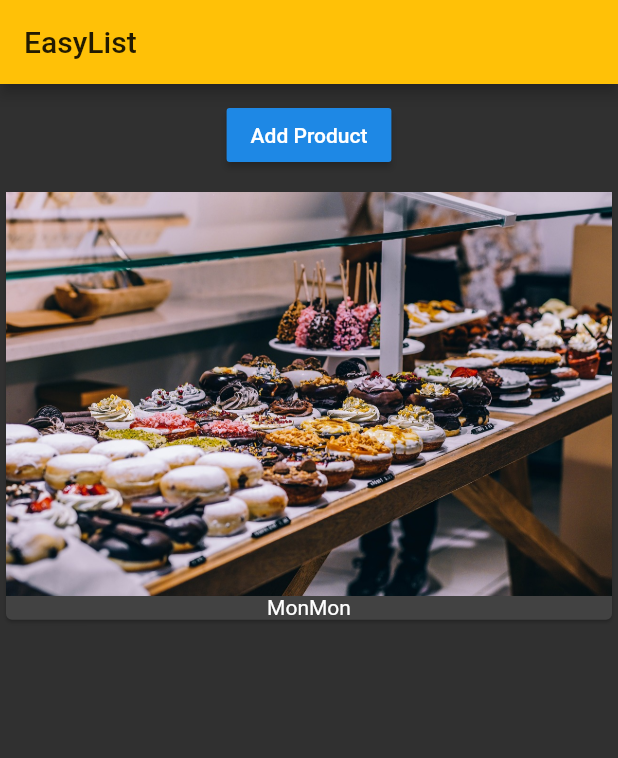
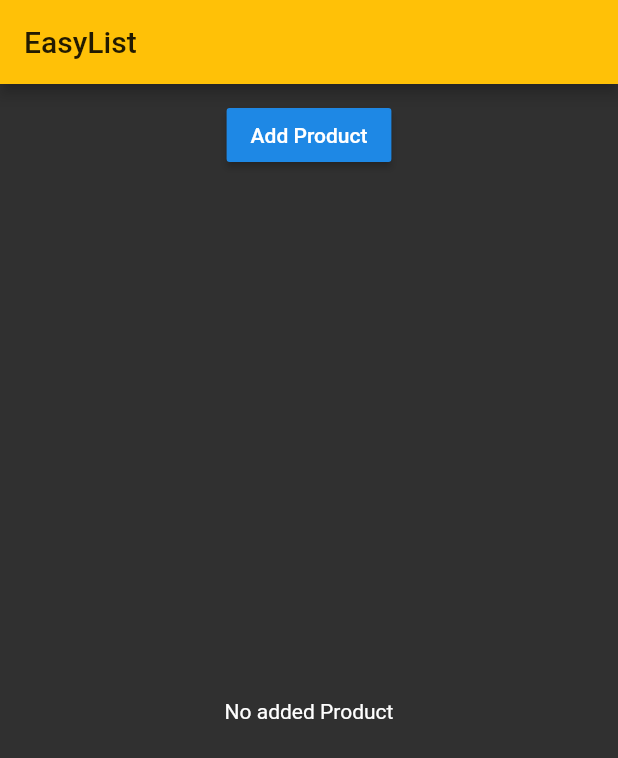
Before and after one commit to MinaSamirCap/flutterpro2, a Flutter app: the screen it shows after launch, on a phone screen of 412 x 824 dp. Shown: the top 758 px of the screen. Run offline on Flutter 3.47's test engine with Material 2 defaults, Android fonts, the light colour scheme and no system bars.

Commit message:
added conditionally content

```diff
--- a/lib/main.dart
+++ b/lib/main.dart
@@ -23,7 +23,7 @@ class MyApp extends StatelessWidget {
               title: Text('EasyList'),
             ),
             body: ProductManager(
-              startingPorduct: 'MonMon',
+              /* startingPorduct: 'MonMon', */
             )));
   }
 
--- a/lib/product_manager.dart
+++ b/lib/product_manager.dart
@@ -5,7 +5,7 @@ import 'package:flutter_course_2/products.dart';
 class ProductManager extends StatefulWidget {
   final String startingPorduct;
 
-  ProductManager({this.startingPorduct = 'Sweet Taster.'}) {
+  ProductManager({this.startingPorduct}) {
     print('[ProductManager] Constructor');
   }
 
@@ -25,7 +25,11 @@ class _ProductManagerState extends State<ProductManager> {
 
     /// we use widget property to access anything from the StatefulWidget
     /// that this state belongs to ...
-    _products.add(widget.startingPorduct);
+
+    if(widget.startingPorduct != null) {
+      _products.add(widget.startingPorduct);
+
+    }
 
     super.initState();
 
--- a/lib/products.dart
+++ b/lib/products.dart
@@ -21,9 +21,9 @@ class Products extends StatelessWidget {
   @override
   Widget build(BuildContext context) {
     print('[Product Widget] build() ${_products.length}');
-    return ListView.builder(
+    return _products.length > 0 ? ListView.builder(
       itemBuilder: _buildProductItem,
       itemCount: _products.length,
-    );
+    ) : Center(child: Text("No added Product"));
   }
 }
```
